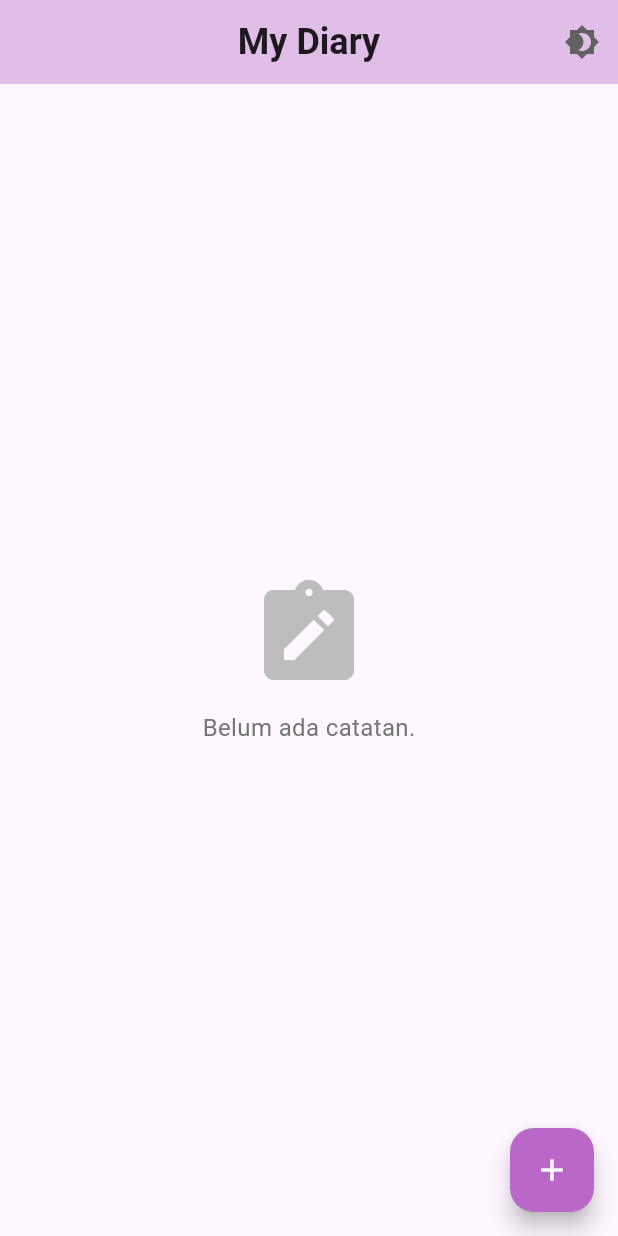
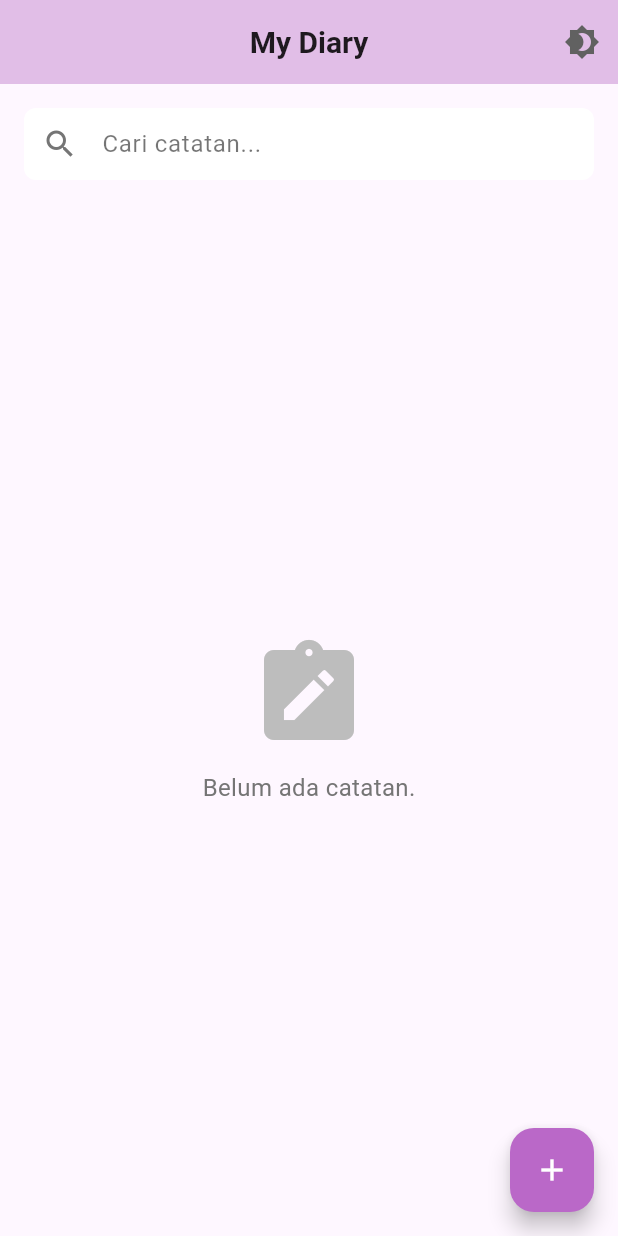
Before and after one commit to AndriSigiro/flutter_application_diary_kel6, a Flutter app: the screen it shows after launch, on a phone screen of 412 x 824 dp. Run offline on Flutter 3.47's test engine with Material 3 defaults, Android fonts, the phone set to English and light mode, and no system bars; our stand-ins replace shared_preferences, sqflite; accounts and stored records are empty.

Commit message:
search commit

```diff
--- a/lib/add_edit_note_page.dart
+++ b/lib/add_edit_note_page.dart
@@ -62,6 +62,12 @@ class _AddEditNotePageState extends State<AddEditNotePage> {
             widget.noteId == null ? 'Tambah Catatan' : 'Edit Catatan',
             style: TextStyle(color: widget.isDarkMode ? Colors.white : Colors.black87),
           ),
+          leading: IconButton(
+            icon: Icon(Icons.arrow_back),
+            onPressed: () {
+              Navigator.pop(context);
+            },
+            ),
           iconTheme: IconThemeData(color: widget.isDarkMode ? Colors.white : Colors.black87),
           centerTitle: true,
           elevation: 0,
--- a/lib/home_page.dart
+++ b/lib/home_page.dart
@@ -16,6 +16,8 @@ class _HomePageState extends State<HomePage> {
   final PreferencesHelper _preferencesHelper = PreferencesHelper();
   bool _isDarkMode = false;
   List<Map<String, dynamic>> _notes = [];
+  List<Map<String, dynamic>> filteredNotes = [];
+  String searchQuery = '';
 
   @override
   void initState() {
@@ -24,8 +26,30 @@ class _HomePageState extends State<HomePage> {
     _loadThemeMode();
   }
 
+
+  void _updateFilteredNotes() {
+    setState(() {
+      if (searchQuery.isEmpty) {
+        filteredNotes = _notes;
+      } else {
+        filteredNotes = _notes.where((note) {
+          final title = note['title'].toLowerCase();
+          final content = note['content'].toLowerCase();
+          return title.contains(searchQuery.toLowerCase()) || content.contains(searchQuery.toLowerCase());
+        }).toList();
+      }
+    });
+  }
+
+  // Memuat pemanggilan setiap kali teks diubah saat search
+  void _onSearchChanged(String query) {
+    searchQuery = query;
+    _updateFilteredNotes();
+  }
+
   /// Memuat preferensi tema dari `SharedPreferences`
   Future<void> _loadThemeMode() async {
+    _notes = await _dbHelper.getNotes();
     bool themeMode = await _preferencesHelper.getThemeMode();
     setState(() {
       _isDarkMode = themeMode;
@@ -111,12 +135,12 @@ class _HomePageState extends State<HomePage> {
         appBar: AppBar(
           backgroundColor: _isDarkMode ? Colors.black : Colors.purple[100],
           title: Text(
-            'My Diary',
-            style: TextStyle(
-              fontSize: 24,
-              fontWeight: FontWeight.bold,
-              color: _isDarkMode ? Colors.white : Colors.black87,
-            ),
+          'My Diary',
+          style: TextStyle(
+            color: _isDarkMode ? Colors.white : Colors.black87,
+            fontSize: 20,
+            fontWeight: FontWeight.bold,
+          ),
           ),
           centerTitle: true,
           iconTheme: IconThemeData(
@@ -132,7 +156,38 @@ class _HomePageState extends State<HomePage> {
             ),
           ],
         ),
-        body: _notes.isEmpty
+        body: Column(
+        children: [
+        Padding(
+        padding: const EdgeInsets.all(16.0),
+        child: Container(
+        decoration: BoxDecoration(
+        color: _isDarkMode ? Colors.grey[800] : Colors.white,
+        borderRadius: BorderRadius.circular(8),
+        ),
+          child: TextField(
+            // Memfilter daftar catatan
+            onChanged: _onSearchChanged,
+            decoration: InputDecoration(
+              hintText: 'Cari catatan...',
+              prefixIcon: Icon(Icons.search, color: Colors.grey[600],),
+              border: OutlineInputBorder(
+                borderRadius: BorderRadius.circular(8),
+                borderSide: BorderSide.none,
+              ),
+              hintStyle: TextStyle(
+                color: _isDarkMode ? Colors.white54 : Colors.black54,
+              ),
+              contentPadding: const EdgeInsets.all(10),
+            ),
+            style: TextStyle(
+              color: _isDarkMode ? Colors.white : Colors.black87,
+            ),
+          ),
+        ),
+        ),
+        Expanded(
+        child: filteredNotes.isEmpty
             ? Center(
                 child: Column(
                   mainAxisAlignment: MainAxisAlignment.center,
@@ -151,9 +206,10 @@ class _HomePageState extends State<HomePage> {
               )
             : ListView.builder(
                 padding: const EdgeInsets.all(16),
-                itemCount: _notes.length,
+                // Menggunakan filteredNotes agar jumlah item yang diketik di search mengikuti hasil pencarian
+                itemCount: filteredNotes.length,
                 itemBuilder: (context, index) {
-                  final note = _notes[index];
+                  final note = filteredNotes[index];
                   return Card(
                     shape: RoundedRectangleBorder(
                       borderRadius: BorderRadius.circular(12),
@@ -199,6 +255,9 @@ class _HomePageState extends State<HomePage> {
                   );
                 },
               ),
+            ),
+          ],
+        ),
         floatingActionButton: FloatingActionButton(
           onPressed: () => _addOrEditNote(),
           backgroundColor: Colors.purple[300],
```
Also changed, not shown: pubspec.lock.
